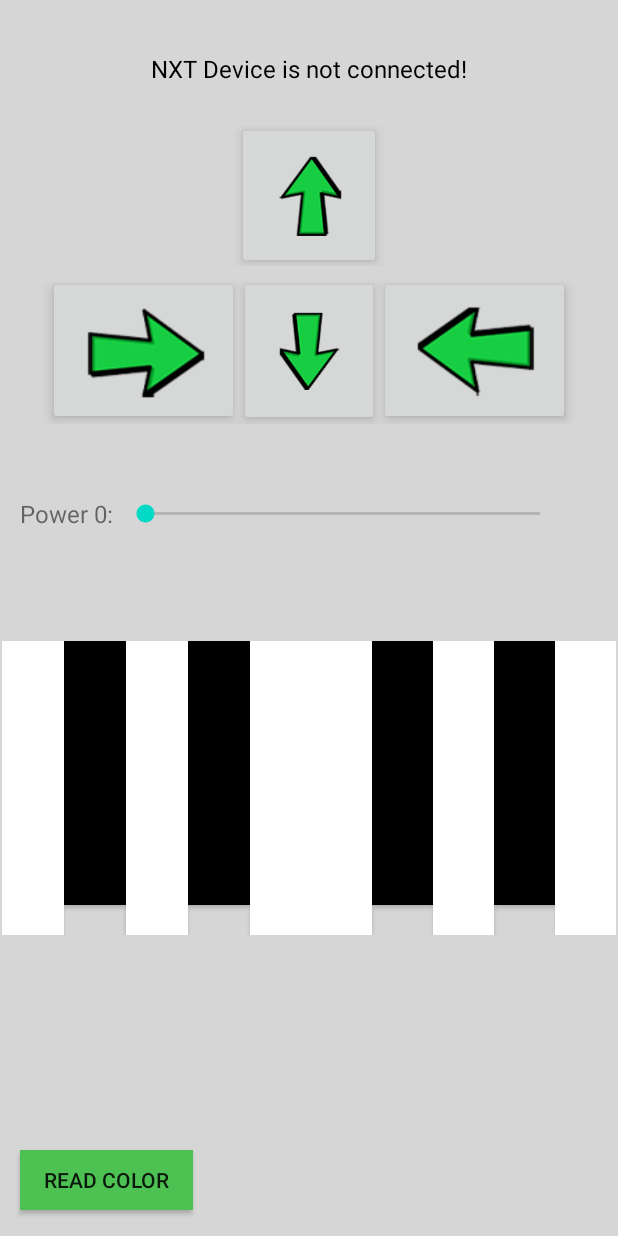
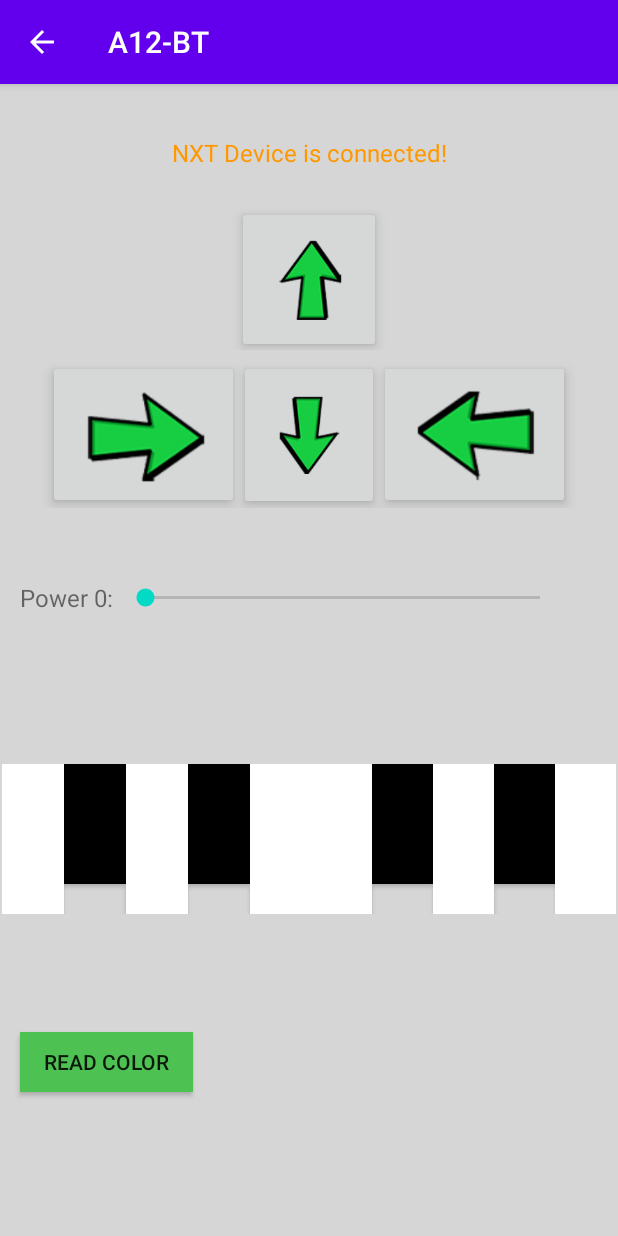
Before and after one commit to SKeimEmich/A12-BT, an Android app: the MainActivity2 screen opened directly, with no data from a screen before it, on a phone screen of 412 x 824 dp. Run offline under Robolectric (Android 15) with nearby library versions, the phone set to English and light mode, and no system bars.

Commit message:
Changed toast lengths to short Fixed actionBar back buttons Fixed robotControlScreen layout issues Disconnected enable control button on main screen - not working

```diff
--- a/app/src/main/AndroidManifest.xml
+++ b/app/src/main/AndroidManifest.xml
@@ -25,10 +25,10 @@
             android:name=".BluetoothConfigActivity"
             android:exported="false"
             android:label="@string/title_activity_bluetooth_config"
-            android:theme="@style/Theme.A12BT.NoActionBar" />
+            android:theme="@style/Theme.A12BT" />
         <activity android:name=".MainActivity2"
             android:exported="false"
-            android:theme="@style/Theme.A12BT.NoActionBar">
+            android:theme="@style/Theme.A12BT">
             <intent-filter> <action android:name="android.bluetooth.device.action.ACL_CONNECTED" />
                 <action android:name="android.bluetooth.device.action.ACL_DISCONNECT_REQUESTED" />
                 <action android:name="android.bluetooth.device.action.ACL_DISCONNECTED" />
--- a/app/src/main/java/com/example/a12_bt/MainActivity.java
+++ b/app/src/main/java/com/example/a12_bt/MainActivity.java
@@ -14,6 +14,7 @@
 import android.content.pm.PackageManager;
 import android.support.v4.app.ActivityCompat;
 import android.support.v4.content.ContextCompat;
+import android.support.v7.app.ActionBar;
 import android.support.v7.app.AppCompatActivity;
 import android.os.Bundle;
 import com.example.a12_bt.databinding.ActivityMainBinding;
@@ -41,6 +42,7 @@
     private Set<BluetoothDevice> cv_pairedDevices = null;
     private BluetoothDevice cv_btDevice = null;
     private BluetoothSocket cv_btSocket = null;
+    static boolean connectionStatus = false;
     //initialize speed at 50
     static int speed = 50;
     //initialize direction as forward (1)
@@ -56,7 +58,8 @@
         setContentView(view);
 
         // Button to display robot controls is not enabled if the robot is not connected
-        binding.robotControlButton.setEnabled(BluetoothConfigActivity.connectionStatus);
+        //binding.robotControlButton.setEnabled(false);
+
 
         binding.configBTButton.setOnClickListener(new View.OnClickListener() {
             @Override
--- a/app/src/main/java/com/example/a12_bt/MainActivity2.java
+++ b/app/src/main/java/com/example/a12_bt/MainActivity2.java
@@ -5,6 +5,7 @@
 import android.content.Context;
 import android.content.Intent;
 import android.graphics.Color;
+import android.support.v7.app.ActionBar;
 import android.support.v7.app.AppCompatActivity;
 import android.os.Bundle;
 import android.view.View;
@@ -29,6 +30,12 @@
         //SeekBar secondSeek = findViewById(R.id.secondSeekBar);
         firstSeek.setOnSeekBarChangeListener(this);
         //secondSeek.setOnSeekBarChangeListener(this);
+
+        // calling the action bar
+        ActionBar actionBar = getSupportActionBar();
+
+        // showing the back button in action bar
+        actionBar.setDisplayHomeAsUpEnabled(true);
 
         //set bluetooth connection status
         TextView connectionStatus = (TextView) findViewById(R.id.nxtConnectionText);
--- a/app/src/main/res/layout/activity_main2.xml
+++ b/app/src/main/res/layout/activity_main2.xml
@@ -107,14 +107,13 @@
     <LinearLayout
         android:id="@+id/linearLayout3"
         android:layout_width="409dp"
-        android:layout_height="0dp"
-        android:layout_marginTop="427dp"
-        android:layout_marginBottom="143dp"
+        android:layout_height="100dp"
         android:orientation="horizontal"
-        app:layout_constraintBottom_toTopOf="@+id/colorSensorBtn"
+        app:layout_constraintBottom_toBottomOf="parent"
         app:layout_constraintEnd_toEndOf="parent"
         app:layout_constraintStart_toStartOf="parent"
-        app:layout_constraintTop_toTopOf="parent">
+        app:layout_constraintTop_toTopOf="parent"
+        app:layout_constraintVertical_bias="0.679">
 
         <Button
             android:id="@+id/key1"
```
Also changed, not shown: app/src/main/java/com/example/a12_bt/BluetoothConfigActivity.java (+19 -14 lines).
